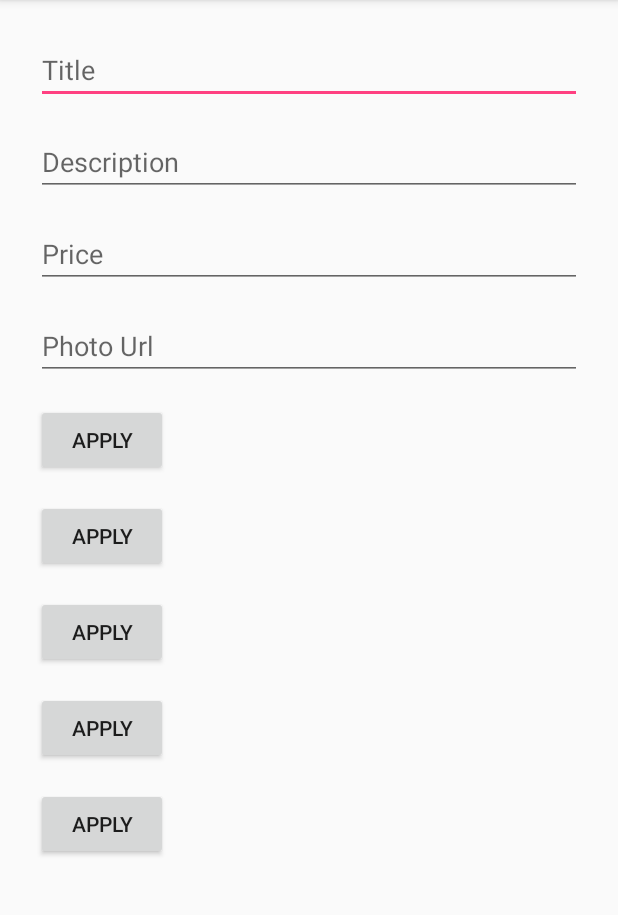
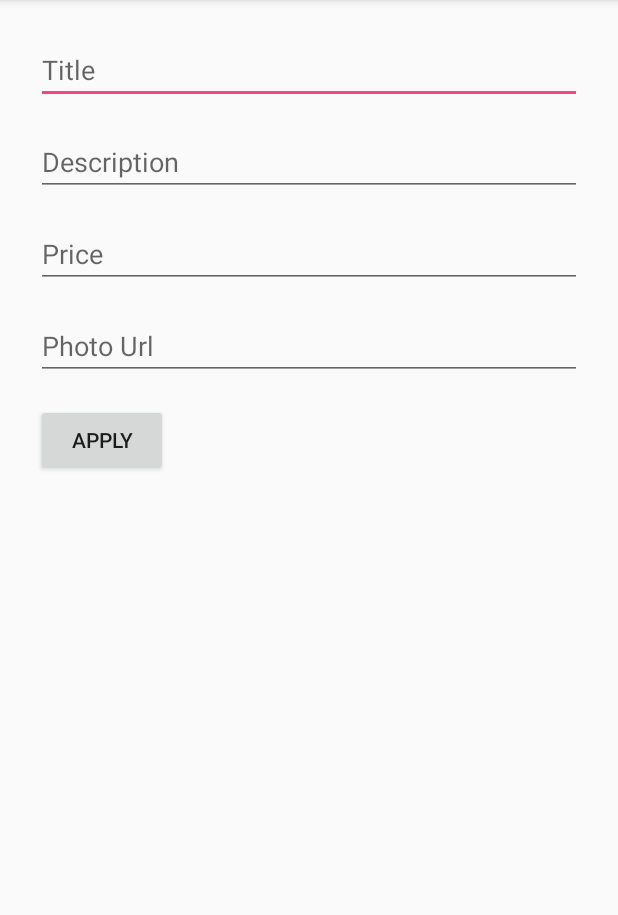
Before and after one commit to elkade/android-homework, an Android app: the EditFragment screen opened directly, with no data from a screen before it, on a phone screen of 412 x 824 dp, the part 84-999 px from its top. Run offline under Robolectric (Android 15) with nearby library versions, the phone set to English and light mode, and no system bars.

Commit message:
bugfix#4

```diff
--- a/app/src/main/res/layout/fragment_edit.xml
+++ b/app/src/main/res/layout/fragment_edit.xml
@@ -39,32 +39,4 @@
         android:layout_marginTop="@dimen/activity_vertical_margin"
         android:layout_width="wrap_content"
         android:layout_height="wrap_content"/>
-    <Button
-        android:id="@+id/apply_button2"
-        android:text="@string/apply_button"
-        android:layout_margin="8dp"
-        android:layout_marginTop="@dimen/activity_vertical_margin"
-        android:layout_width="wrap_content"
-        android:layout_height="wrap_content"/>
-    <Button
-        android:id="@+id/apply_button3"
-        android:text="@string/apply_button"
-        android:layout_margin="8dp"
-        android:layout_marginTop="@dimen/activity_vertical_margin"
-        android:layout_width="wrap_content"
-        android:layout_height="wrap_content"/>
-    <Button
-        android:id="@+id/apply_button4"
-        android:text="@string/apply_button"
-        android:layout_margin="8dp"
-        android:layout_marginTop="@dimen/activity_vertical_margin"
-        android:layout_width="wrap_content"
-        android:layout_height="wrap_content"/>
-    <Button
-        android:id="@+id/apply_button5"
-        android:text="@string/apply_button"
-        android:layout_margin="8dp"
-        android:layout_marginTop="@dimen/activity_vertical_margin"
-        android:layout_width="wrap_content"
-        android:layout_height="wrap_content"/>
 </LinearLayout>
```
